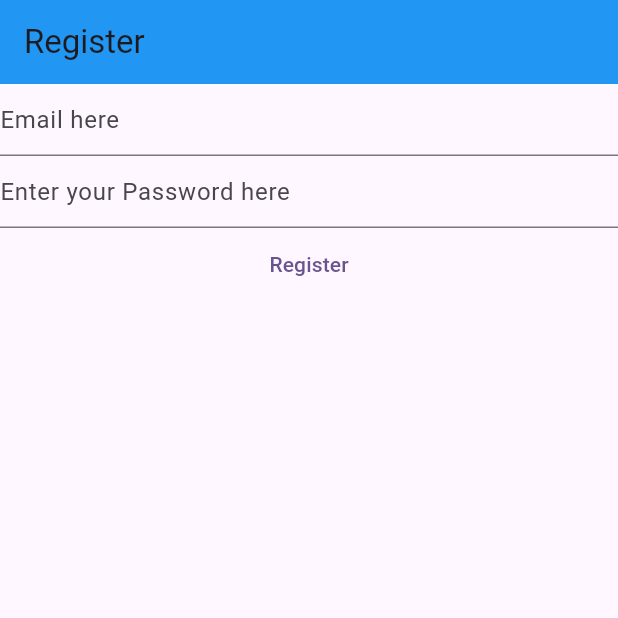
After one commit to lamsalsangam/Flutter, a Flutter app: the screen it shows after launch, on a phone screen of 412 x 824 dp, the top half of it. The commit adds this screen. Run offline on Flutter 3.47's test engine with Material 2 defaults, Android fonts, the phone set to English and light mode, and no system bars; our stand-ins replace firebase_auth, firebase_core, flutter_dotenv, flutter_spinkit, google_fonts; accounts and stored records are empty.

Commit message:
Refactoring the code

```diff
--- /dev/null
+++ b/mynotes/lib/views/register_view.dart
@@ -0,0 +1,92 @@
+import 'package:firebase_core/firebase_core.dart';
+import 'package:flutter/foundation.dart';
+import 'package:flutter/material.dart';
+import 'package:mynotes/firebase_options.dart';
+import 'package:firebase_auth/firebase_auth.dart';
+
+class RegisterView extends StatefulWidget {
+  const RegisterView({Key? key}) : super(key: key);
+
+  @override
+  State<RegisterView> createState() => _RegisterViewState();
+}
+
+class _RegisterViewState extends State<RegisterView> {
+  late final TextEditingController _email;
+  late final TextEditingController _password;
+
+  @override
+  void initState() {
+    _email = TextEditingController();
+    _password = TextEditingController();
+    super.initState();
+  }
+
+  @override
+  void dispose() {
+    _email.dispose();
+    _password.dispose();
+    super.dispose();
+  }
+  @override
+  Widget build(BuildContext context) {
+    return Scaffold(
+      appBar: AppBar(
+        title: const Text(
+            "Register"
+        ),
+        backgroundColor: Colors.blue,
+      ),
+      body: FutureBuilder(
+        future: Firebase.initializeApp(options: DefaultFirebaseOptions.currentPlatform,),
+        builder: (context, snapshot) {
+          switch (snapshot.connectionState){
+          // case ConnectionState.none:
+          //   break;
+          // case ConnectionState.waiting:
+          //   break;
+          // case ConnectionState.active:
+          //   break;
+            case ConnectionState.done:
+              return Column(
+                children: [
+                  TextField(
+                    controller: _email,
+                    autocorrect: false,
+                    keyboardType: TextInputType.emailAddress,
+                    enableSuggestions: false,
+                    decoration: const InputDecoration(
+                      hintText: "Email here",
+                    ),
+                  ),
+                  TextField(
+                    controller: _password,
+                    obscureText: true,
+                    enableSuggestions: false,
+                    autocorrect: false,
+                    decoration: const InputDecoration(
+                      hintText: "Enter your Password here",
+                    ),
+                  ),
+                  TextButton(
+                    onPressed: () async {
+                      final email = _email.text;
+                      final password = _password.text;
+                      final userCredentials=await FirebaseAuth.instance.createUserWithEmailAndPassword(email: email, password: password);
+                      if (kDebugMode) {
+                        print(userCredentials);
+                      }
+                    },
+                    child: const Text("Register"),
+                  ),
+                ],
+              );
+            default:
+              return const Text("Loading...");
+          }
+
+        },
+      ),
+    );
+  }
+}
```
Also changed, not shown: mynotes/lib/main.dart (+10 -105 lines), mynotes/lib/views/login_view.dart (added, +15 -0 lines), mynotes/lib/firebase_options.dart, 2 other files.
